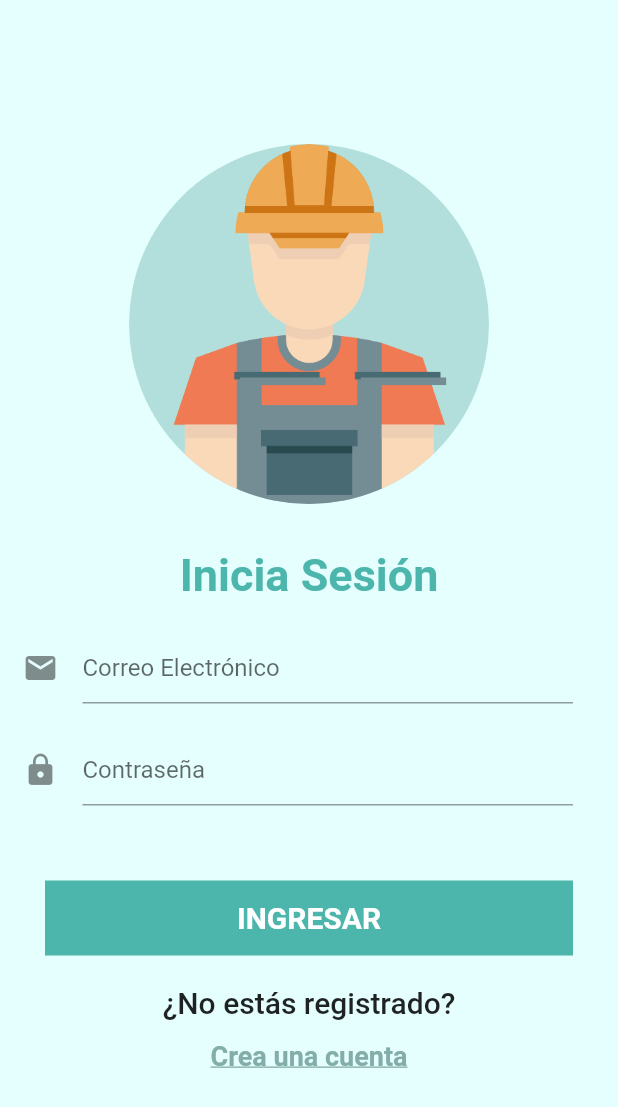
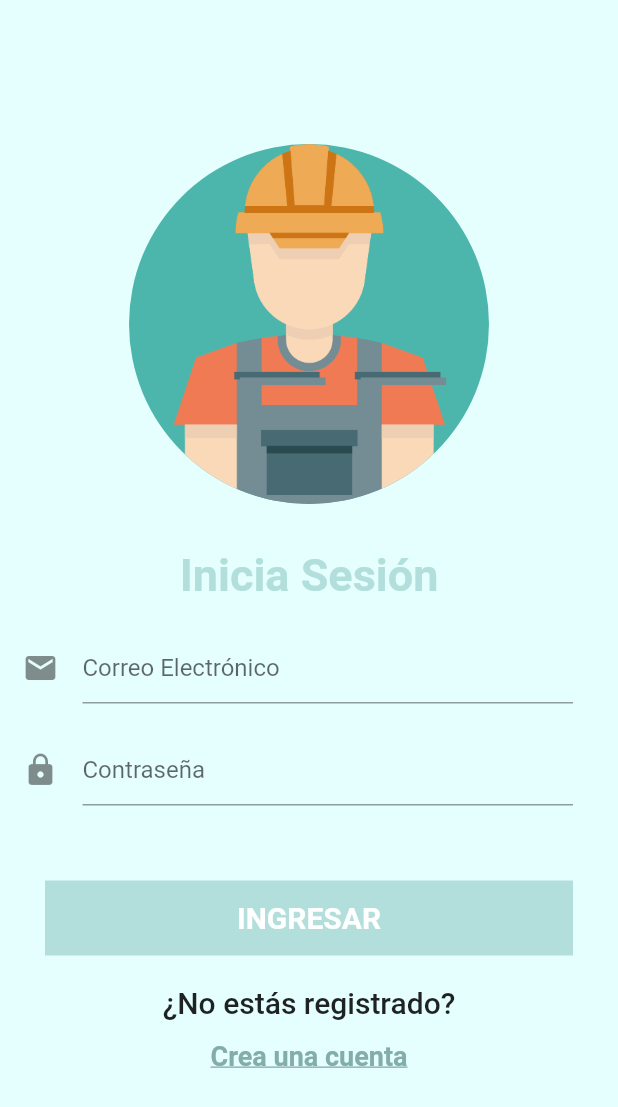
Before and after one commit to roxtrom13/sgd_client_mobile, a Flutter app: the screen it shows after launch, on a phone screen of 412 x 824 dp. Shown: the top 1107 px of the screen. Run offline on Flutter 3.47's test engine with Material 2 defaults, Android fonts, the phone set to English and light mode, and no system bars; our stand-ins replace dio, equatable, get.

Commit message:
refactor: changed color themes and added a navigation

```diff
--- a/lib/main.dart
+++ b/lib/main.dart
@@ -15,8 +15,11 @@ class MyApp extends StatelessWidget {
     return GetMaterialApp(
       title: 'Servicios Generales a Domicilio',
       theme: ThemeData(
-        primaryColor: Color(0xffb2dfdb),
-        accentColor: Color(0xff4db6ac),
+        //primaryColor: Color(0xffb2dfdb),
+        //accentColor: Color(0xff4db6ac),
+        primaryColor: Color(0xff4db6ac),
+        accentColor: Color(0xffb2dfdb),
+        buttonColor: Colors.white,
         primaryColorLight: Color(0xffe5ffff),
         primaryColorDark: Color(0xff82ada9),
       ),
```
Also changed, not shown: lib/screens/home_page.dart (+46 -1 lines).
